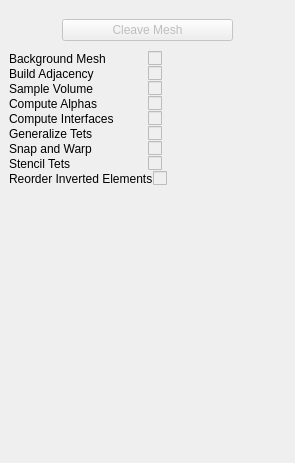
SCIInstitute/Cleaver, file src/gui/Application/ToolWidgets/CleaverWidget.ui: the form before one commit.
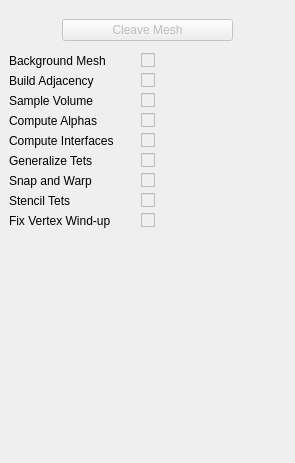
The form after the commit.

Commit message: widget resize. closes #36

Diff of the .ui file:
```diff
--- a/src/gui/Application/ToolWidgets/CleaverWidget.ui
+++ b/src/gui/Application/ToolWidgets/CleaverWidget.ui
@@ -133,6 +133,12 @@
       </property>
       <item>
        <widget class="QLabel" name="label_9">
+        <property name="sizePolicy">
+         <sizepolicy hsizetype="Expanding" vsizetype="Preferred">
+          <horstretch>0</horstretch>
+          <verstretch>0</verstretch>
+         </sizepolicy>
+        </property>
         <property name="text">
          <string>Background Mesh</string>
         </property>
@@ -148,6 +154,19 @@
         </property>
        </widget>
       </item>
+      <item>
+       <spacer name="horizontalSpacer_11">
+        <property name="orientation">
+         <enum>Qt::Horizontal</enum>
+        </property>
+        <property name="sizeHint" stdset="0">
+         <size>
+          <width>40</width>
+          <height>20</height>
+         </size>
+        </property>
+       </spacer>
+      </item>
      </layout>
     </item>
     <item>
@@ -157,6 +176,12 @@
       </property>
       <item>
        <widget class="QLabel" name="label_8">
+        <property name="sizePolicy">
+         <sizepolicy hsizetype="Expanding" vsizetype="Preferred">
+          <horstretch>0</horstretch>
+          <verstretch>0</verstretch>
+         </sizepolicy>
+        </property>
         <property name="text">
          <string>Build Adjacency</string>
         </property>
@@ -172,6 +197,19 @@
         </property>
        </widget>
       </item>
+      <item>
+       <spacer name="horizontalSpacer_10">
+        <property name="orientation">
+         <enum>Qt::Horizontal</enum>
+        </property>
+        <property name="sizeHint" stdset="0">
+         <size>
+          <width>40</width>
+          <height>20</height>
+         </size>
+        </property>
+       </spacer>
+      </item>
      </layout>
     </item>
     <item>
@@ -181,6 +219,12 @@
       </property>
       <item>
        <widget class="QLabel" name="label_7">
+        <property name="sizePolicy">
+         <sizepolicy hsizetype="Expanding" vsizetype="Preferred">
+          <horstretch>0</horstretch>
+          <verstretch>0</verstretch>
+         </sizepolicy>
+        </property>
         <property name="text">
          <string>Sample Volume</string>
         </property>
@@ -196,6 +240,19 @@
         </property>
        </widget>
       </item>
+      <item>
+       <spacer name="horizontalSpacer_9">
+        <property name="orientation">
+         <enum>Qt::Horizontal</enum>
+        </property>
+        <property name="sizeHint" stdset="0">
+         <size>
+          <width>40</width>
+          <height>20</height>
+         </size>
+        </property>
+       </spacer>
+      </item>
      </layout>
     </item>
     <item>
@@ -205,6 +262,12 @@
       </property>
       <item>
        <widget class="QLabel" name="label_5">
+        <property name="sizePolicy">
+         <sizepolicy hsizetype="Expanding" vsizetype="Preferred">
+          <horstretch>0</horstretch>
+          <verstretch>0</verstretch>
+         </sizepolicy>
+        </property>
         <property name="text">
          <string>Compute Alphas</string>
         </property>
@@ -220,6 +283,19 @@
         </property>
        </widget>
       </item>
+      <item>
+       <spacer name="horizontalSpacer_8">
+        <property name="orientation">
+         <enum>Qt::Horizontal</enum>
+        </property>
+        <property name="sizeHint" stdset="0">
+         <size>
+          <width>40</width>
+          <height>20</height>
+         </size>
+        </property>
+       </spacer>
+      </item>
      </layout>
     </item>
     <item>
@@ -229,6 +305,12 @@
       </property>
       <item>
        <widget class="QLabel" name="label_4">
+        <property name="sizePolicy">
+         <sizepolicy hsizetype="Expanding" vsizetype="Preferred">
+          <horstretch>0</horstretch>
+          <verstretch>0</verstretch>
+         </sizepolicy>
+        </property>
         <property name="text">
          <string>Compute Interfaces</string>
         </property>
@@ -244,6 +326,19 @@
         </property>
        </widget>
       </item>
+      <item>
+       <spacer name="horizontalSpacer_7">
+        <property name="orientation">
+         <enum>Qt::Horizontal</enum>
+        </property>
+        <property name="sizeHint" stdset="0">
+         <size>
+          <width>40</width>
+          <height>20</height>
+         </size>
+        </property>
+       </spacer>
+      </item>
      </layout>
     </item>
     <item>
@@ -253,6 +348,12 @@
       </property>
       <item>
        <widget class="QLabel" name="label">
+        <property name="sizePolicy">
+         <sizepolicy hsizetype="Expanding" vsizetype="Preferred">
+          <horstretch>0</horstretch>
+          <verstretch>0</verstretch>
+         </sizepolicy>
+        </property>
         <property name="text">
          <string>Generalize Tets</string>
         </property>
@@ -268,6 +369,19 @@
         </property>
        </widget>
       </item>
+      <item>
+       <spacer name="horizontalSpacer_6">
+        <property name="orientation">
+         <enum>Qt::Horizontal</enum>
+        </property>
+        <property name="sizeHint" stdset="0">
+         <size>
+          <width>40</width>
+          <height>20</height>
+         </size>
+        </property>
+       </spacer>
+      </item>
      </layout>
     </item>
     <item>
@@ -277,6 +391,12 @@
       </property>
       <item>
        <widget class="QLabel" name="label_3">
+        <property name="sizePolicy">
+         <sizepolicy hsizetype="Expanding" vsizetype="Preferred">
+          <horstretch>0</horstretch>
+          <verstretch>0</verstretch>
+         </sizepolicy>
+        </property>
         <property name="text">
          <string>Snap and Warp</string>
         </property>
@@ -292,6 +412,19 @@
         </property>
        </widget>
       </item>
+      <item>
+       <spacer name="horizontalSpacer_5">
+        <property name="orientation">
+         <enum>Qt::Horizontal</enum>
+        </property>
+        <property name="sizeHint" stdset="0">
+         <size>
+          <width>40</width>
+          <height>20</height>
+         </size>
+        </property>
+       </spacer>
+      </item>
      </layout>
     </item>
     <item>
@@ -301,6 +434,12 @@
       </property>
       <item>
        <widget class="QLabel" name="label_6">
+        <property name="sizePolicy">
+         <sizepolicy hsizetype="Expanding" vsizetype="Preferred">
+          <horstretch>0</horstretch>
+          <verstretch>0</verstretch>
+         </sizepolicy>
+        </property>
         <property name="text">
          <string>Stencil Tets</string>
         </property>
@@ -316,6 +455,19 @@
         </property>
        </widget>
       </item>
+      <item>
+       <spacer name="horizontalSpacer_4">
+        <property name="orientation">
+         <enum>Qt::Horizontal</enum>
+        </property>
+        <property name="sizeHint" stdset="0">
+         <size>
+          <width>40</width>
+          <height>20</height>
+         </size>
+        </property>
+       </spacer>
+      </item>
      </layout>
     </item>
     <item>
@@ -325,8 +477,14 @@
       </property>
       <item>
        <widget class="QLabel" name="label_2">
+        <property name="sizePolicy">
+         <sizepolicy hsizetype="Expanding" vsizetype="Preferred">
+          <horstretch>0</horstretch>
+          <verstretch>0</verstretch>
+         </sizepolicy>
+        </property>
         <property name="text">
-         <string>Reorder Inverted Elements</string>
+         <string>Fix Vertex Wind-up</string>
         </property>
        </widget>
       </item>
@@ -335,6 +493,12 @@
         <property name="enabled">
          <bool>false</bool>
         </property>
+        <property name="sizePolicy">
+         <sizepolicy hsizetype="Minimum" vsizetype="Fixed">
+          <horstretch>0</horstretch>
+          <verstretch>0</verstretch>
+         </sizepolicy>
+        </property>
         <property name="text">
          <string/>
         </property>
@@ -343,6 +507,19 @@
         </property>
        </widget>
       </item>
+      <item>
+       <spacer name="horizontalSpacer_3">
+        <property name="orientation">
+         <enum>Qt::Horizontal</enum>
+        </property>
+        <property name="sizeHint" stdset="0">
+         <size>
+          <width>40</width>
+          <height>20</height>
+         </size>
+        </property>
+       </spacer>
+      </item>
      </layout>
     </item>
     <item>
```
The commit also changes 2 other files.
